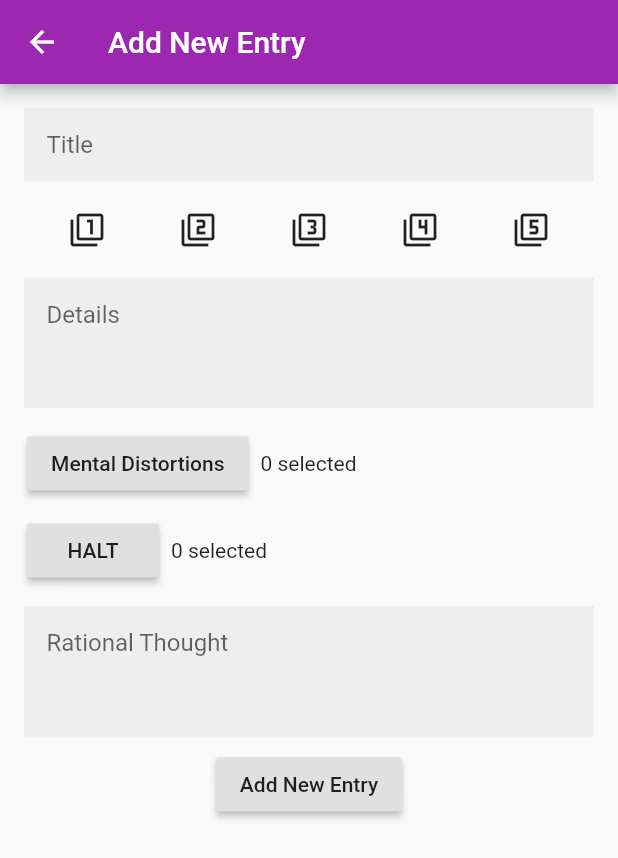
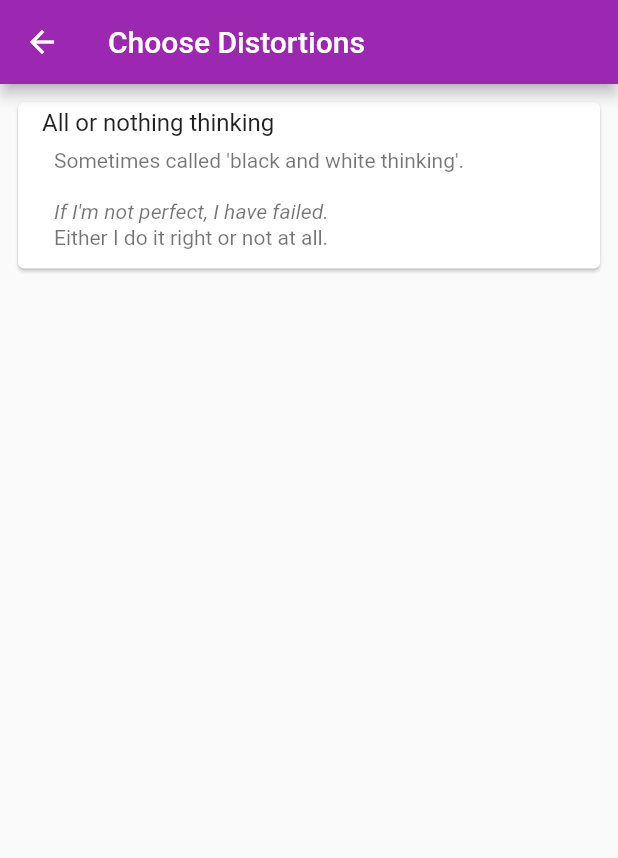
Before and after one commit to rnavroze/simple-thoughts-journal, a Flutter app: the AddNewEntry screen opened directly with empty values, after a tap on "Mental Distortions", on a phone screen of 412 x 824 dp. Shown: the top 858 px of the screen. Run offline on Flutter 3.47's test engine with Material 2 defaults, Android fonts, the phone set to English and light mode, and no system bars; drawn by our look-alikes of flutter_html.

Commit message:
start work on distortions

```diff
--- /dev/null
+++ b/assets/distortions.json
@@ -0,0 +1,12 @@
+[
+  {
+    "name": "All or nothing thinking",
+    "description": [
+      "Sometimes called 'black and white thinking'.",
+      "",
+      "<em>If I'm not perfect, I have failed.</em>",
+      "Either I do it right or not at all.</em>"
+    ],
+    "icon": "all_or_nothing.png"
+  }
+]
--- a/lib/main.dart
+++ b/lib/main.dart
@@ -1,5 +1,5 @@
 import 'package:flutter/material.dart';
-import 'new_entry.dart';
+import 'package:mood_journal/new_entry.dart';
 
 void main() {
   runApp(MyApp());
--- /dev/null
+++ b/lib/mental_distortions.dart
@@ -0,0 +1,99 @@
+import 'dart:convert';
+
+import 'package:flutter/material.dart';
+import 'package:flutter_html/flutter_html.dart';
+
+class Distortion {
+  String name;
+  String description;
+  String icon;
+
+  factory Distortion.fromJson(Map<String, dynamic> json) =>
+      Distortion(
+          name: json['name'],
+          description: json['description'].join("<br>"),
+          icon: json['icon']
+      );
+
+  Map<String, dynamic> toJson() =>
+      {
+        "name": name,
+        "description": description,
+        "icon": icon
+      };
+
+  Distortion({this.name, this.description, this.icon});
+}
+
+class MentalDistortions extends StatefulWidget {
+  final Function notifyParent;
+
+  MentalDistortions({Key key, @required this.notifyParent}) : super(key: key);
+
+  @override
+  _MentalDistortionsState createState() => _MentalDistortionsState();
+}
+
+class _MentalDistortionsState extends State<MentalDistortions> {
+//  final List<Distortion> _distortions;
+
+//  Future<List<Distortion>> _loadDistortions() async {
+//    String distortionsString = await rootBundle.loadString(
+//        "assets/distortions.json");
+//
+//    var parsed;
+//    try {
+//      parsed = json.decode(distortionsString);
+//    } on FormatException {
+//      print("Invalid JSON string.");
+//    } on NoSuchMethodError {
+//      print("Null string.");
+//    }
+//
+//    List<Distortion> distortions = [];
+//    for (final distortion in parsed) {
+//      distortions.add(Distortion.fromJson(distortion));
+//    }
+//
+//    return distortions;
+//  }
+
+  @override
+  Widget build(BuildContext context) {
+    return Scaffold(
+        appBar: AppBar(
+          title: Text('Choose Distortions'),
+        ),
+        body: FutureBuilder(
+            future: DefaultAssetBundle.of(context).loadString(
+                'assets/distortions.json'),
+            builder: (context, snapshot) {
+              List<Distortion> distortions = [];
+              final decoded = json.decode(snapshot.data.toString());
+              for (final distortion in decoded) {
+                distortions.add(Distortion.fromJson(distortion));
+              }
+
+              List<Widget> distortionCards = [];
+              for (final distortion in distortions) {
+                distortionCards.add(Card(
+                    child: ListTile(
+                      title: Text(distortion.name),
+                      subtitle: Html(data: distortion.description),
+                    )));
+              }
+
+              return SingleChildScrollView(
+                  reverse: true,
+                  child: Padding(
+                    padding: const EdgeInsets.all(8.0),
+                    child: Column(
+                      children: distortionCards,
+                    ),
+                  )
+              );
+            }
+        )
+    );
+  }
+}
--- a/lib/new_entry.dart
+++ b/lib/new_entry.dart
@@ -1,13 +1,11 @@
 import 'package:flutter/foundation.dart';
 import 'package:flutter/material.dart';
-
-enum Mood { verySad, sad, neutral, happy, veryHappy }
+import 'package:mood_journal/mental_distortions.dart';
 
 class JournalEntry {
   String title;
   int level;
 
-//  Mood mood;
   String details;
   List thoughts;
   List halt;
@@ -120,7 +118,12 @@ class _AddNewEntryState extends State<AddNewEntry> {
                                   padding: const EdgeInsets.fromLTRB(
                                       10.0, 5.0, 8.0, 5.0),
                                   child: RaisedButton(
-                                      onPressed: () {},
+                                      onPressed: () {
+                                        Navigator.push(
+                                          context,
+                                          MaterialPageRoute(builder: (context) => MentalDistortions()),
+                                        );
+                                      },
                                       child: Text('Mental Distortions'))),
                               Text('0 selected')
                             ],
```
Also changed, not shown: pubspec.yaml (+5 -2 lines), pubspec.lock.
